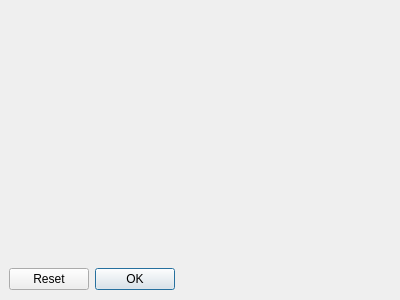
adcfrba/TPO_INFOII, file APP/temp.ui: the form before one commit.
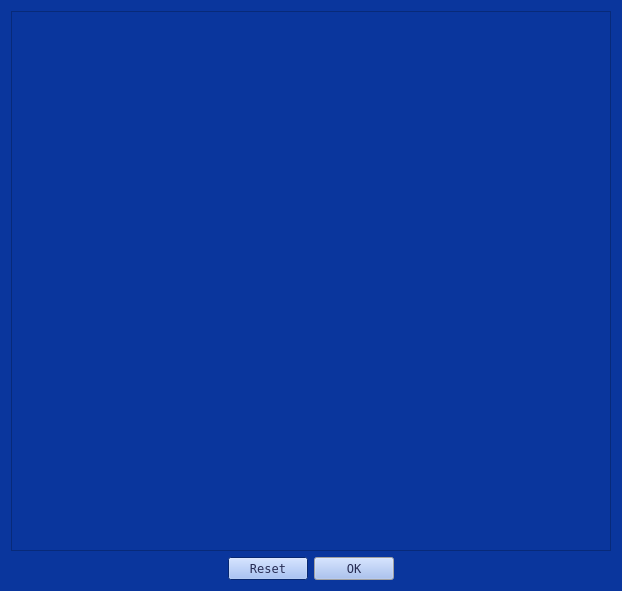
The form after the commit.

Patch:
```diff
--- a/APP/temp.ui
+++ b/APP/temp.ui
@@ -6,43 +6,576 @@
    <rect>
     <x>0</x>
     <y>0</y>
-    <width>400</width>
-    <height>300</height>
+    <width>618</width>
+    <height>591</height>
    </rect>
   </property>
+  <property name="sizePolicy">
+   <sizepolicy hsizetype="Fixed" vsizetype="Fixed">
+    <horstretch>0</horstretch>
+    <verstretch>0</verstretch>
+   </sizepolicy>
+  </property>
+  <property name="palette">
+   <palette>
+    <active>
+     <colorrole role="WindowText">
+      <brush brushstyle="SolidPattern">
+       <color alpha="255">
+        <red>39</red>
+        <green>44</green>
+        <blue>84</blue>
+       </color>
+      </brush>
+     </colorrole>
+     <colorrole role="Button">
+      <brush brushstyle="SolidPattern">
+       <color alpha="255">
+        <red>146</red>
+        <green>180</green>
+        <blue>244</blue>
+       </color>
+      </brush>
+     </colorrole>
+     <colorrole role="Text">
+      <brush brushstyle="SolidPattern">
+       <color alpha="255">
+        <red>207</red>
+        <green>222</green>
+        <blue>231</blue>
+       </color>
+      </brush>
+     </colorrole>
+     <colorrole role="ButtonText">
+      <brush brushstyle="SolidPattern">
+       <color alpha="255">
+        <red>39</red>
+        <green>44</green>
+        <blue>84</blue>
+       </color>
+      </brush>
+     </colorrole>
+     <colorrole role="Base">
+      <brush brushstyle="SolidPattern">
+       <color alpha="255">
+        <red>68</red>
+        <green>114</green>
+        <blue>202</blue>
+       </color>
+      </brush>
+     </colorrole>
+     <colorrole role="Window">
+      <brush brushstyle="SolidPattern">
+       <color alpha="255">
+        <red>10</red>
+        <green>54</green>
+        <blue>157</blue>
+       </color>
+      </brush>
+     </colorrole>
+     <colorrole role="Highlight">
+      <brush brushstyle="SolidPattern">
+       <color alpha="255">
+        <red>189</red>
+        <green>155</green>
+        <blue>230</blue>
+       </color>
+      </brush>
+     </colorrole>
+     <colorrole role="Link">
+      <brush brushstyle="SolidPattern">
+       <color alpha="255">
+        <red>245</red>
+        <green>255</green>
+        <blue>56</blue>
+       </color>
+      </brush>
+     </colorrole>
+     <colorrole role="LinkVisited">
+      <brush brushstyle="SolidPattern">
+       <color alpha="255">
+        <red>255</red>
+        <green>164</green>
+        <blue>89</blue>
+       </color>
+      </brush>
+     </colorrole>
+     <colorrole role="AlternateBase">
+      <brush brushstyle="SolidPattern">
+       <color alpha="255">
+        <red>10</red>
+        <green>54</green>
+        <blue>157</blue>
+       </color>
+      </brush>
+     </colorrole>
+    </active>
+    <inactive>
+     <colorrole role="WindowText">
+      <brush brushstyle="SolidPattern">
+       <color alpha="255">
+        <red>39</red>
+        <green>44</green>
+        <blue>84</blue>
+       </color>
+      </brush>
+     </colorrole>
+     <colorrole role="Button">
+      <brush brushstyle="SolidPattern">
+       <color alpha="255">
+        <red>146</red>
+        <green>180</green>
+        <blue>244</blue>
+       </color>
+      </brush>
+     </colorrole>
+     <colorrole role="Text">
+      <brush brushstyle="SolidPattern">
+       <color alpha="255">
+        <red>207</red>
+        <green>222</green>
+        <blue>231</blue>
+       </color>
+      </brush>
+     </colorrole>
+     <colorrole role="ButtonText">
+      <brush brushstyle="SolidPattern">
+       <color alpha="255">
+        <red>39</red>
+        <green>44</green>
+        <blue>84</blue>
+       </color>
+      </brush>
+     </colorrole>
+     <colorrole role="Base">
+      <brush brushstyle="SolidPattern">
+       <color alpha="255">
+        <red>68</red>
+        <green>114</green>
+        <blue>202</blue>
+       </color>
+      </brush>
+     </colorrole>
+     <colorrole role="Window">
+      <brush brushstyle="SolidPattern">
+       <color alpha="255">
+        <red>10</red>
+        <green>54</green>
+        <blue>157</blue>
+       </color>
+      </brush>
+     </colorrole>
+     <colorrole role="Highlight">
+      <brush brushstyle="SolidPattern">
+       <color alpha="255">
+        <red>240</red>
+        <green>240</green>
+        <blue>240</blue>
+       </color>
+      </brush>
+     </colorrole>
+     <colorrole role="Link">
+      <brush brushstyle="SolidPattern">
+       <color alpha="255">
+        <red>245</red>
+        <green>255</green>
+        <blue>56</blue>
+       </color>
+      </brush>
+     </colorrole>
+     <colorrole role="LinkVisited">
+      <brush brushstyle="SolidPattern">
+       <color alpha="255">
+        <red>255</red>
+        <green>164</green>
+        <blue>89</blue>
+       </color>
+      </brush>
+     </colorrole>
+     <colorrole role="AlternateBase">
+      <brush brushstyle="SolidPattern">
+       <color alpha="255">
+        <red>10</red>
+        <green>54</green>
+        <blue>157</blue>
+       </color>
+      </brush>
+     </colorrole>
+    </inactive>
+    <disabled>
+     <colorrole role="Button">
+      <brush brushstyle="SolidPattern">
+       <color alpha="255">
+        <red>146</red>
+        <green>180</green>
+        <blue>244</blue>
+       </color>
+      </brush>
+     </colorrole>
+     <colorrole role="Base">
+      <brush brushstyle="SolidPattern">
+       <color alpha="255">
+        <red>10</red>
+        <green>54</green>
+        <blue>157</blue>
+       </color>
+      </brush>
+     </colorrole>
+     <colorrole role="Window">
+      <brush brushstyle="SolidPattern">
+       <color alpha="255">
+        <red>10</red>
+        <green>54</green>
+        <blue>157</blue>
+       </color>
+      </brush>
+     </colorrole>
+     <colorrole role="Highlight">
+      <brush brushstyle="SolidPattern">
+       <color alpha="255">
+        <red>0</red>
+        <green>120</green>
+        <blue>215</blue>
+       </color>
+      </brush>
+     </colorrole>
+     <colorrole role="Link">
+      <brush brushstyle="SolidPattern">
+       <color alpha="255">
+        <red>245</red>
+        <green>255</green>
+        <blue>56</blue>
+       </color>
+      </brush>
+     </colorrole>
+     <colorrole role="LinkVisited">
+      <brush brushstyle="SolidPattern">
+       <color alpha="255">
+        <red>255</red>
+        <green>164</green>
+        <blue>89</blue>
+       </color>
+      </brush>
+     </colorrole>
+     <colorrole role="AlternateBase">
+      <brush brushstyle="SolidPattern">
+       <color alpha="255">
+        <red>10</red>
+        <green>54</green>
+        <blue>157</blue>
+       </color>
+      </brush>
+     </colorrole>
+    </disabled>
+   </palette>
+  </property>
+  <property name="font">
+   <font>
+    <family>Fixedsys</family>
+   </font>
+  </property>
   <property name="windowTitle">
    <string>Dialog</string>
   </property>
-  <widget class="QDialogButtonBox" name="buttonBox">
-   <property name="geometry">
-    <rect>
-     <x>9</x>
-     <y>267</y>
-     <width>166</width>
-     <height>24</height>
-    </rect>
-   </property>
-   <property name="orientation">
-    <enum>Qt::Horizontal</enum>
-   </property>
-   <property name="standardButtons">
-    <set>QDialogButtonBox::Ok|QDialogButtonBox::Reset</set>
-   </property>
-   <property name="centerButtons">
-    <bool>true</bool>
-   </property>
-  </widget>
-  <widget class="QFrame" name="horizontalFrame">
-   <property name="geometry">
-    <rect>
-     <x>9</x>
-     <y>9</y>
-     <width>381</width>
-     <height>241</height>
-    </rect>
-   </property>
-   <layout class="QHBoxLayout" name="horizontalLayout"/>
-  </widget>
+  <layout class="QVBoxLayout" name="verticalLayout">
+   <item>
+    <widget class="QFrame" name="horizontalFrame">
+     <property name="sizePolicy">
+      <sizepolicy hsizetype="MinimumExpanding" vsizetype="MinimumExpanding">
+       <horstretch>30</horstretch>
+       <verstretch>30</verstretch>
+      </sizepolicy>
+     </property>
+     <property name="minimumSize">
+      <size>
+       <width>600</width>
+       <height>500</height>
+      </size>
+     </property>
+     <property name="frameShape">
+      <enum>QFrame::StyledPanel</enum>
+     </property>
+     <property name="frameShadow">
+      <enum>QFrame::Raised</enum>
+     </property>
+     <property name="lineWidth">
+      <number>3</number>
+     </property>
+     <layout class="QHBoxLayout" name="horizontalLayout"/>
+    </widget>
+   </item>
+   <item>
+    <widget class="QDialogButtonBox" name="buttonBox">
+     <property name="palette">
+      <palette>
+       <active>
+        <colorrole role="WindowText">
+         <brush brushstyle="SolidPattern">
+          <color alpha="255">
+           <red>39</red>
+           <green>44</green>
+           <blue>84</blue>
+          </color>
+         </brush>
+        </colorrole>
+        <colorrole role="Button">
+         <brush brushstyle="SolidPattern">
+          <color alpha="255">
+           <red>146</red>
+           <green>180</green>
+           <blue>244</blue>
+          </color>
+         </brush>
+        </colorrole>
+        <colorrole role="Text">
+         <brush brushstyle="SolidPattern">
+          <color alpha="255">
+           <red>207</red>
+           <green>222</green>
+           <blue>231</blue>
+          </color>
+         </brush>
+        </colorrole>
+        <colorrole role="ButtonText">
+         <brush brushstyle="SolidPattern">
+          <color alpha="255">
+           <red>39</red>
+           <green>44</green>
+           <blue>84</blue>
+          </color>
+         </brush>
+        </colorrole>
+        <colorrole role="Base">
+         <brush brushstyle="SolidPattern">
+          <color alpha="255">
+           <red>68</red>
+           <green>114</green>
+           <blue>202</blue>
+          </color>
+         </brush>
+        </colorrole>
+        <colorrole role="Window">
+         <brush brushstyle="SolidPattern">
+          <color alpha="255">
+           <red>10</red>
+           <green>54</green>
+           <blue>157</blue>
+          </color>
+         </brush>
+        </colorrole>
+        <colorrole role="Highlight">
+         <brush brushstyle="SolidPattern">
+          <color alpha="255">
+           <red>189</red>
+           <green>155</green>
+           <blue>230</blue>
+          </color>
+         </brush>
+        </colorrole>
+        <colorrole role="Link">
+         <brush brushstyle="SolidPattern">
+          <color alpha="255">
+           <red>245</red>
+           <green>255</green>
+           <blue>56</blue>
+          </color>
+         </brush>
+        </colorrole>
+        <colorrole role="LinkVisited">
+         <brush brushstyle="SolidPattern">
+          <color alpha="255">
+           <red>255</red>
+           <green>164</green>
+           <blue>89</blue>
+          </color>
+         </brush>
+        </colorrole>
+        <colorrole role="AlternateBase">
+         <brush brushstyle="SolidPattern">
+          <color alpha="255">
+           <red>10</red>
+           <green>54</green>
+           <blue>157</blue>
+          </color>
+         </brush>
+        </colorrole>
+       </active>
+       <inactive>
+        <colorrole role="WindowText">
+         <brush brushstyle="SolidPattern">
+          <color alpha="255">
+           <red>39</red>
+           <green>44</green>
+           <blue>84</blue>
+          </color>
+         </brush>
+        </colorrole>
+        <colorrole role="Button">
+         <brush brushstyle="SolidPattern">
+          <color alpha="255">
+           <red>146</red>
+           <green>180</green>
+           <blue>244</blue>
+          </color>
+         </brush>
+        </colorrole>
+        <colorrole role="Text">
+         <brush brushstyle="SolidPattern">
+          <color alpha="255">
+           <red>207</red>
+           <green>222</green>
+           <blue>231</blue>
+          </color>
+         </brush>
+        </colorrole>
+        <colorrole role="ButtonText">
+         <brush brushstyle="SolidPattern">
+          <color alpha="255">
+           <red>39</red>
+           <green>44</green>
+           <blue>84</blue>
+          </color>
+         </brush>
+        </colorrole>
+        <colorrole role="Base">
+         <brush brushstyle="SolidPattern">
+          <color alpha="255">
+           <red>68</red>
+           <green>114</green>
+           <blue>202</blue>
+          </color>
+         </brush>
+        </colorrole>
+        <colorrole role="Window">
+         <brush brushstyle="SolidPattern">
+          <color alpha="255">
+           <red>10</red>
+           <green>54</green>
+           <blue>157</blue>
+          </color>
+         </brush>
+        </colorrole>
+        <colorrole role="Highlight">
+         <brush brushstyle="SolidPattern">
+          <color alpha="255">
+           <red>240</red>
+           <green>240</green>
+           <blue>240</blue>
+          </color>
+         </brush>
+        </colorrole>
+        <colorrole role="Link">
+         <brush brushstyle="SolidPattern">
+          <color alpha="255">
+           <red>245</red>
+           <green>255</green>
+           <blue>56</blue>
+          </color>
+         </brush>
+        </colorrole>
+        <colorrole role="LinkVisited">
+         <brush brushstyle="SolidPattern">
+          <color alpha="255">
+           <red>255</red>
+           <green>164</green>
+           <blue>89</blue>
+          </color>
+         </brush>
+        </colorrole>
+        <colorrole role="AlternateBase">
+         <brush brushstyle="SolidPattern">
+          <color alpha="255">
+           <red>10</red>
+           <green>54</green>
+           <blue>157</blue>
+          </color>
+         </brush>
+        </colorrole>
+       </inactive>
+       <disabled>
+        <colorrole role="Button">
+         <brush brushstyle="SolidPattern">
+          <color alpha="255">
+           <red>146</red>
+           <green>180</green>
+           <blue>244</blue>
+          </color>
+         </brush>
+        </colorrole>
+        <colorrole role="Base">
+         <brush brushstyle="SolidPattern">
+          <color alpha="255">
+           <red>10</red>
+           <green>54</green>
+           <blue>157</blue>
+          </color>
+         </brush>
+        </colorrole>
+        <colorrole role="Window">
+         <brush brushstyle="SolidPattern">
+          <color alpha="255">
+           <red>10</red>
+           <green>54</green>
+           <blue>157</blue>
+          </color>
+         </brush>
+        </colorrole>
+        <colorrole role="Highlight">
+         <brush brushstyle="SolidPattern">
+          <color alpha="255">
+           <red>0</red>
+           <green>120</green>
+           <blue>215</blue>
+          </color>
+         </brush>
+        </colorrole>
+        <colorrole role="Link">
+         <brush brushstyle="SolidPattern">
+          <color alpha="255">
+           <red>245</red>
+           <green>255</green>
+           <blue>56</blue>
+          </color>
+         </brush>
+        </colorrole>
+        <colorrole role="LinkVisited">
+         <brush brushstyle="SolidPattern">
+          <color alpha="255">
+           <red>255</red>
+           <green>164</green>
+           <blue>89</blue>
+          </color>
+         </brush>
+        </colorrole>
+        <colorrole role="AlternateBase">
+         <brush brushstyle="SolidPattern">
+          <color alpha="255">
+           <red>10</red>
+           <green>54</green>
+           <blue>157</blue>
+          </color>
+         </brush>
+        </colorrole>
+       </disabled>
+      </palette>
+     </property>
+     <property name="font">
+      <font>
+       <family>Fixedsys</family>
+      </font>
+     </property>
+     <property name="orientation">
+      <enum>Qt::Horizontal</enum>
+     </property>
+     <property name="standardButtons">
+      <set>QDialogButtonBox::Ok|QDialogButtonBox::Reset</set>
+     </property>
+     <property name="centerButtons">
+      <bool>true</bool>
+     </property>
+    </widget>
+   </item>
+  </layout>
  </widget>
  <resources/>
  <connections>
```
